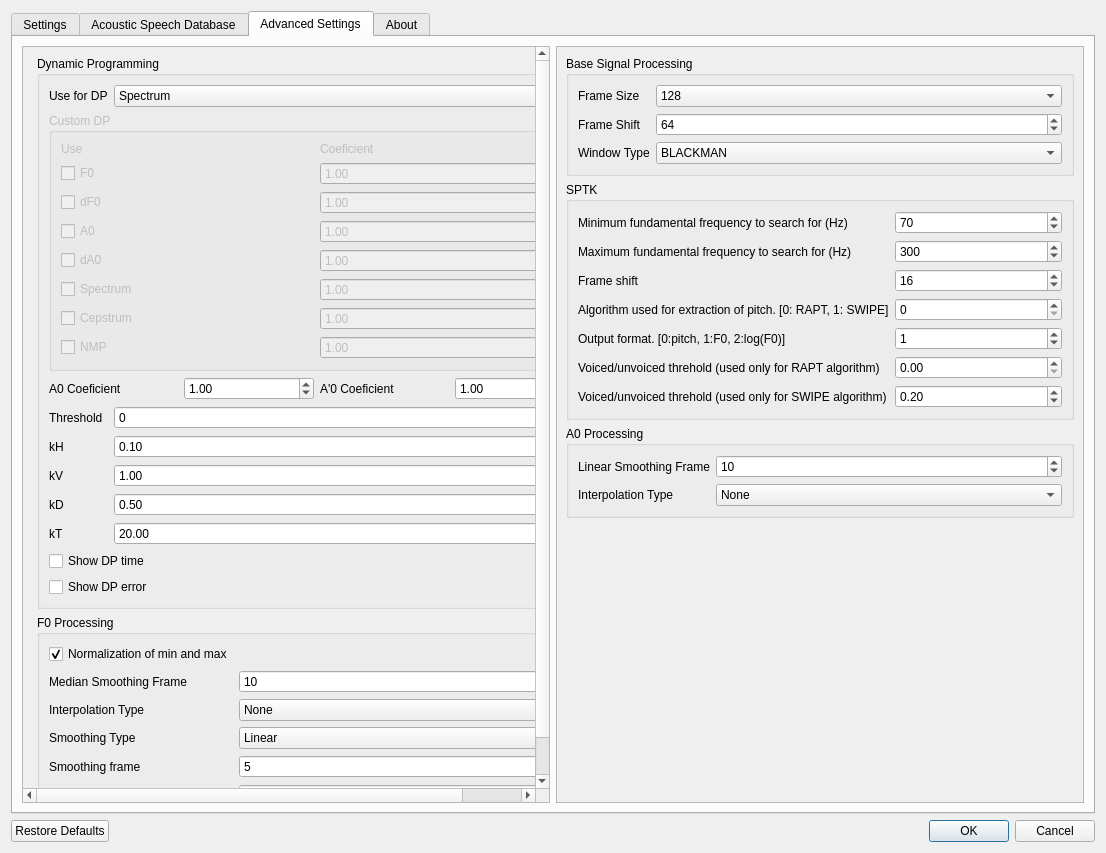
Above: settingsdialog.ui from zhitko/inton-trainer before the change. Below: the same form after it.
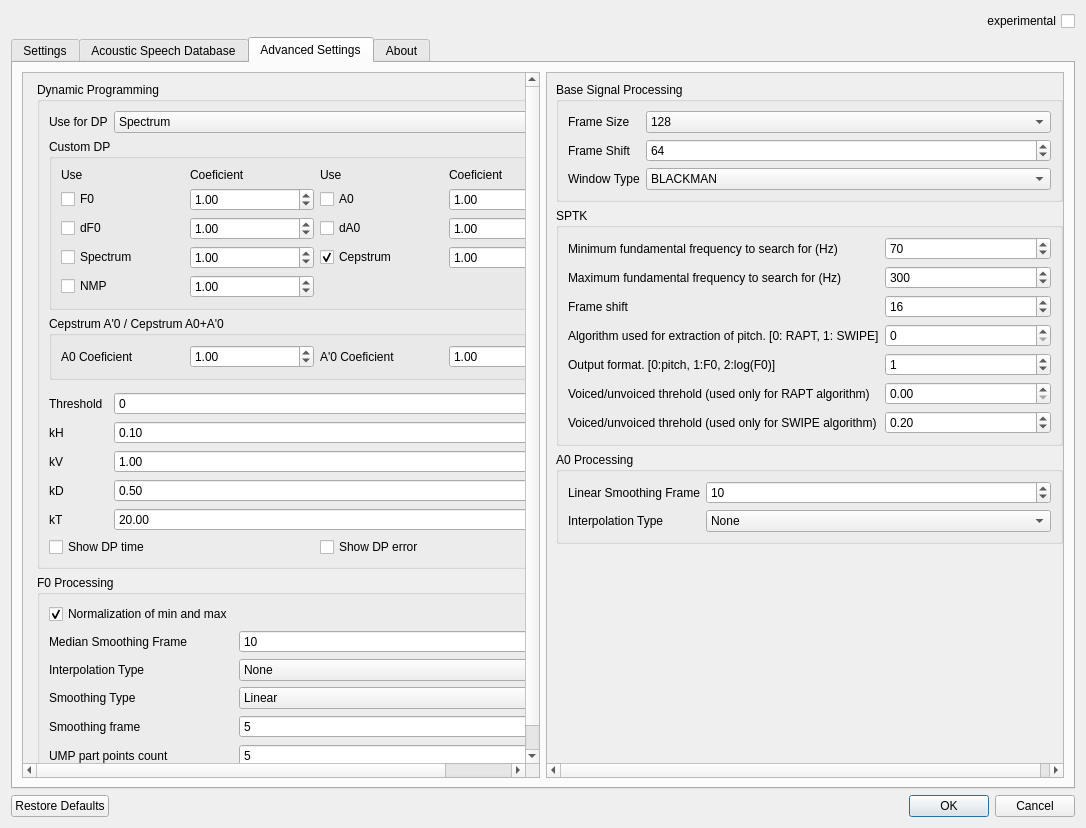
That is the form after the change. The open tabs and pages were chosen to show the change. Icons and pictures are not drawn.

Diff of the .ui file:
```diff
--- a/settingsdialog.ui
+++ b/settingsdialog.ui
@@ -6,8 +6,8 @@
    <rect>
     <x>0</x>
     <y>0</y>
-    <width>1106</width>
-    <height>853</height>
+    <width>1086</width>
+    <height>828</height>
    </rect>
   </property>
   <property name="sizePolicy">
@@ -24,6 +24,19 @@
     <normaloff>:/icons/icons/settings-26.png</normaloff>:/icons/icons/settings-26.png</iconset>
   </property>
   <layout class="QVBoxLayout" name="verticalLayout">
+   <item>
+    <widget class="QCheckBox" name="checkBox_8">
+     <property name="layoutDirection">
+      <enum>Qt::RightToLeft</enum>
+     </property>
+     <property name="text">
+      <string>experimental</string>
+     </property>
+     <property name="checked">
+      <bool>false</bool>
+     </property>
+    </widget>
+   </item>
    <item>
     <widget class="QTabWidget" name="tabWidget">
      <property name="enabled">
@@ -52,19 +65,6 @@
        <string>Settings</string>
       </attribute>
       <layout class="QVBoxLayout" name="verticalLayout_6">
-       <item>
-        <widget class="QCheckBox" name="checkBox_8">
-         <property name="layoutDirection">
-          <enum>Qt::RightToLeft</enum>
-         </property>
-         <property name="text">
-          <string>advanced</string>
-         </property>
-         <property name="checked">
-          <bool>false</bool>
-         </property>
-        </widget>
-       </item>
        <item>
         <widget class="QGroupBox" name="groupBox">
          <property name="sizePolicy">
@@ -249,6 +249,13 @@
           <string>Display</string>
          </property>
          <layout class="QGridLayout" name="gridLayout_3">
+          <item row="1" column="0">
+           <widget class="QCheckBox" name="showPlane">
+            <property name="text">
+             <string>Show  phase  plane</string>
+            </property>
+           </widget>
+          </item>
           <item row="0" column="0">
            <widget class="QCheckBox" name="showPortr">
             <property name="text">
@@ -259,20 +266,6 @@
             </property>
            </widget>
           </item>
-          <item row="1" column="2">
-           <widget class="QCheckBox" name="showDerivativeF0">
-            <property name="text">
-             <string>Show derivative F0</string>
-            </property>
-           </widget>
-          </item>
-          <item row="1" column="1">
-           <widget class="QCheckBox" name="showOriginalF0">
-            <property name="text">
-             <string>Show original F0</string>
-            </property>
-           </widget>
-          </item>
           <item row="0" column="2">
            <widget class="QCheckBox" name="showF0">
             <property name="text">
@@ -283,20 +276,10 @@
             </property>
            </widget>
           </item>
-          <item row="2" column="2">
-           <widget class="QCheckBox" name="showMeanValueUMP">
+          <item row="1" column="1">
+           <widget class="QCheckBox" name="showOriginalF0">
             <property name="text">
-             <string>Show mean value UMP</string>
-            </property>
-            <property name="checked">
-             <bool>true</bool>
-            </property>
-           </widget>
-          </item>
-          <item row="1" column="0">
-           <widget class="QCheckBox" name="showPlane">
-            <property name="text">
-             <string>Show  phase  plane</string>
+             <string>Show original F0</string>
             </property>
            </widget>
           </item>
@@ -310,7 +293,24 @@
             </property>
            </widget>
           </item>
-          <item row="3" column="2">
+          <item row="1" column="2">
+           <widget class="QCheckBox" name="showDerivativeF0">
+            <property name="text">
+             <string>Show derivative F0</string>
+            </property>
+           </widget>
+          </item>
+          <item row="0" column="3">
+           <widget class="QCheckBox" name="showMeanValueUMP">
+            <property name="text">
+             <string>Show mean value UMP</string>
+            </property>
+            <property name="checked">
+             <bool>true</bool>
+            </property>
+           </widget>
+          </item>
+          <item row="1" column="3">
            <widget class="QCheckBox" name="showCenterGravityUMP">
             <property name="text">
              <string>Show Center gravity UMP</string>
@@ -320,6 +320,13 @@
             </property>
            </widget>
           </item>
+          <item row="2" column="3">
+           <widget class="QCheckBox" name="showThresholds">
+            <property name="text">
+             <string>Show Thresholds</string>
+            </property>
+           </widget>
+          </item>
          </layout>
         </widget>
        </item>
@@ -336,14 +343,14 @@
             </property>
            </widget>
           </item>
-          <item row="2" column="0">
+          <item row="1" column="0">
            <widget class="QLabel" name="label_34">
             <property name="text">
              <string>Auto Marking Type</string>
             </property>
            </widget>
           </item>
-          <item row="2" column="1">
+          <item row="1" column="1">
            <widget class="QComboBox" name="markoutType">
             <property name="currentIndex">
              <number>3</number>
@@ -375,7 +382,7 @@
             </item>
            </widget>
           </item>
-          <item row="6" column="0" colspan="2">
+          <item row="2" column="0" colspan="2">
            <layout class="QGridLayout" name="gridLayout_5">
             <item row="0" column="0">
              <widget class="QGroupBox" name="automarkingA0">
@@ -486,7 +493,7 @@
           <enum>Qt::Vertical</enum>
          </property>
          <property name="sizeType">
-          <enum>QSizePolicy::Preferred</enum>
+          <enum>QSizePolicy::Expanding</enum>
          </property>
          <property name="sizeHint" stdset="0">
           <size>
@@ -522,6 +529,12 @@
       <layout class="QHBoxLayout" name="horizontalLayout">
        <item>
         <widget class="QScrollArea" name="scrollArea">
+         <property name="sizePolicy">
+          <sizepolicy hsizetype="Minimum" vsizetype="Expanding">
+           <horstretch>0</horstretch>
+           <verstretch>0</verstretch>
+          </sizepolicy>
+         </property>
          <property name="horizontalScrollBarPolicy">
           <enum>Qt::ScrollBarAsNeeded</enum>
          </property>
@@ -537,7 +550,7 @@
             <x>0</x>
             <y>0</y>
             <width>520</width>
-            <height>789</height>
+            <height>732</height>
            </rect>
           </property>
           <layout class="QHBoxLayout" name="horizontalLayout_2">
@@ -548,6 +561,12 @@
              </property>
              <item>
               <widget class="QGroupBox" name="groupBox_11">
+               <property name="sizePolicy">
+                <sizepolicy hsizetype="Minimum" vsizetype="Minimum">
+                 <horstretch>0</horstretch>
+                 <verstretch>0</verstretch>
+                </sizepolicy>
+               </property>
                <property name="title">
                 <string>Dynamic Programming</string>
                </property>
@@ -589,6 +608,16 @@
                     <string>Cepstrum A0+A'0</string>
                    </property>
                   </item>
+                  <item>
+                   <property name="text">
+                    <string>Cepstrum NMP</string>
+                   </property>
+                  </item>
+                  <item>
+                   <property name="text">
+                    <string>Cepstrum NMP+A0</string>
+                   </property>
+                  </item>
                   <item>
                    <property name="text">
                     <string>Custom DP</string>
@@ -596,59 +625,232 @@
                   </item>
                  </widget>
                 </item>
+                <item row="1" column="0" colspan="2">
+                 <widget class="QGroupBox" name="custom_dp_groupbox">
+                  <property name="enabled">
+                   <bool>true</bool>
+                  </property>
+                  <property name="title">
+                   <string>Custom DP</string>
+                  </property>
+                  <layout class="QGridLayout" name="gridLayout_4">
+                   <item row="1" column="0">
+                    <widget class="QCheckBox" name="custom_dp_use_f0">
+                     <property name="text">
+                      <string>F0</string>
+                     </property>
+                    </widget>
+                   </item>
+                   <item row="3" column="1">
+                    <widget class="QDoubleSpinBox" name="custom_dp_coef_spectrum">
+                     <property name="value">
+                      <double>1.000000000000000</double>
+                     </property>
+                    </widget>
+                   </item>
+                   <item row="0" column="1">
+                    <widget class="QLabel" name="label_28">
+                     <property name="text">
+                      <string>Coeficient</string>
+                     </property>
+                    </widget>
+                   </item>
+                   <item row="3" column="0">
+                    <widget class="QCheckBox" name="custom_dp_use_spectrum">
+                     <property name="text">
+                      <string>Spectrum</string>
+                     </property>
+                    </widget>
+                   </item>
+                   <item row="1" column="2">
+                    <widget class="QCheckBox" name="custom_dp_use_a0">
+                     <property name="text">
+                      <string>A0</string>
+                     </property>
+                    </widget>
+                   </item>
+                   <item row="0" column="0">
+                    <widget class="QLabel" name="label_27">
+                     <property name="text">
+                      <string>Use</string>
+                     </property>
+                    </widget>
+                   </item>
+                   <item row="4" column="1">
+                    <widget class="QDoubleSpinBox" name="custom_dp_coef_nmp">
+                     <property name="value">
+                      <double>1.000000000000000</double>
+                     </property>
+                    </widget>
+                   </item>
+                   <item row="2" column="0">
+                    <widget class="QCheckBox" name="custom_dp_use_df0">
+                     <property name="text">
+                      <string>dF0</string>
+                     </property>
+                    </widget>
+                   </item>
+                   <item row="4" column="0">
+                    <widget class="QCheckBox" name="custom_dp_use_nmp">
+                     <property name="text">
+                      <string>NMP</string>
+                     </property>
+                    </widget>
+                   </item>
+                   <item row="0" column="3">
+                    <widget class="QLabel" name="label_41">
+                     <property name="text">
+                      <string>Coeficient</string>
+                     </property>
+                    </widget>
+                   </item>
+                   <item row="1" column="1">
+                    <widget class="QDoubleSpinBox" name="custom_dp_coef_f0">
+                     <property name="value">
+                      <double>1.000000000000000</double>
+                     </property>
+                    </widget>
+                   </item>
+                   <item row="2" column="1">
+                    <widget class="QDoubleSpinBox" name="custom_dp_coef_df0">
+                     <property name="value">
+                      <double>1.000000000000000</double>
+                     </property>
+                    </widget>
+                   </item>
+                   <item row="1" column="3">
+                    <widget class="QDoubleSpinBox" name="custom_dp_coef_a0">
+                     <property name="value">
+                      <double>1.000000000000000</double>
+                     </property>
+                    </widget>
+                   </item>
+                   <item row="3" column="2">
+                    <widget class="QCheckBox" name="custom_dp_use_cepstrum">
+                     <property name="text">
+                      <string>Cepstrum</string>
+                     </property>
+                     <property name="checked">
+                      <bool>true</bool>
+                     </property>
+                    </widget>
+                   </item>
+                   <item row="2" column="2">
+                    <widget class="QCheckBox" name="custom_dp_use_da0">
+                     <property name="text">
+                      <string>dA0</string>
+                     </property>
+                    </widget>
+                   </item>
+                   <item row="3" column="3">
+                    <widget class="QDoubleSpinBox" name="custom_dp_coef_cepstrum">
+                     <property name="value">
+                      <double>1.000000000000000</double>
+                     </property>
+                    </widget>
+                   </item>
+                   <item row="2" column="3">
+                    <widget class="QDoubleSpinBox" name="custom_dp_coef_da0">
+                     <property name="value">
+                      <double>1.000000000000000</double>
+                     </property>
+                    </widget>
+                   </item>
+                   <item row="0" column="2">
+                    <widget class="QLabel" name="label_39">
+                     <property name="text">
+                      <string>Use</string>
+                     </property>
+                    </widget>
+                   </item>
+                  </layout>
+                 </widget>
+                </item>
+                <item row="2" column="0" colspan="2">
+                 <widget class="QGroupBox" name="a0_dp_groupbox_3">
+                  <property name="title">
+                   <string>Cepstrum A'0 / Cepstrum A0+A'0</string>
+                  </property>
+                  <property name="flat">
+                   <bool>false</bool>
+                  </property>
+                  <property name="checkable">
+                   <bool>false</bool>
+                  </property>
+                  <layout class="QGridLayout" name="gridLayout_2">
+                   <item row="0" column="2">
+                    <widget class="QLabel" name="label_43">
+                     <property name="text">
+                      <string>A'0 Coeficient</string>
+                     </property>
+                    </widget>
+                   </item>
+                   <item row="0" column="3">
+                    <widget class="QDoubleSpinBox" name="dpDA0Coeficient">
+                     <property name="value">
+                      <double>1.000000000000000</double>
+                     </property>
+                    </widget>
+                   </item>
+                   <item row="0" column="0">
+                    <widget class="QLabel" name="label_42">
+                     <property name="text">
+                      <string>A0 Coeficient</string>
+                     </property>
+                    </widget>
+                   </item>
+                   <item row="0" column="1">
+                    <widget class="QDoubleSpinBox" name="dpA0Coeficient">
+                     <property name="value">
+                      <double>1.000000000000000</double>
+                     </property>
+                    </widget>
+                   </item>
+                  </layout>
+                 </widget>
+                </item>
                 <item row="3" column="0">
+                 <widget class="QWidget" name="widget" native="true"/>
+                </item>
+                <item row="4" column="0">
                  <widget class="QLabel" name="label_29">
                   <property name="text">
                    <string>Threshold</string>
                   </property>
                  </widget>
                 </item>
-                <item row="3" column="1">
+                <item row="4" column="1">
                  <widget class="QSpinBox" name="continiusDpLimit">
                   <property name="maximum">
                    <number>9999</number>
                   </property>
                  </widget>
                 </item>
-                <item row="4" column="0">
+                <item row="5" column="0">
                  <widget class="QLabel" name="label_30">
                   <property name="text">
                    <string>kH</string>
                   </property>
                  </widget>
                 </item>
-                <item row="5" column="0">
+                <item row="5" column="1">
+                 <widget class="QDoubleSpinBox" name="continiusDpKH">
+                  <property name="singleStep">
+                   <double>0.100000000000000</double>
+                  </property>
+                  <property name="value">
+                   <double>0.100000000000000</double>
+                  </property>
+                 </widget>
+                </item>
+                <item row="6" column="0">
                  <widget class="QLabel" name="label_31">
                   <property name="text">
                    <string>kV</string>
                   </property>
                  </widget>
                 </item>
-                <item row="6" column="0">
-                 <widget class="QLabel" name="label_32">
-                  <property name="text">
-                   <string>kD</string>
-                  </property>
-                 </widget>
-                </item>
-                <item row="7" column="0">
-                 <widget class="QLabel" name="label_33">
-                  <property name="text">
-                   <string>kT</string>
-                  </property>
-                 </widget>
-                </item>
-                <item row="4" column="1">
-                 <widget class="QDoubleSpinBox" name="continiusDpKH">
-                  <property name="singleStep">
-                   <double>0.100000000000000</double>
-                  </property>
-                  <property name="value">
-                   <double>0.100000000000000</double>
-                  </property>
-                 </widget>
-                </item>
-                <item row="5" column="1">
+                <item row="6" column="1">
                  <widget class="QDoubleSpinBox" name="continiusDpKV">
                   <property name="singleStep">
                    <double>0.100000000000000</double>
@@ -658,7 +860,14 @@
                   </property>
                  </widget>
                 </item>
-                <item row="6" column="1">
+                <item row="7" column="0">
+                 <widget class="QLabel" name="label_32">
+                  <property name="text">
+                   <string>kD</string>
+                  </property>
+                 </widget>
+                </item>
+                <item row="7" column="1">
                  <widget class="QDoubleSpinBox" name="continiusDpKD">
                   <property name="singleStep">
                    <double>0.100000000000000</double>
@@ -668,14 +877,21 @@
                   </property>
                  </widget>
                 </item>
-                <item row="7" column="1">
+                <item row="8" column="0">
+                 <widget class="QLabel" name="label_33">
+                  <property name="text">
+                   <string>kT</string>
+                  </property>
+                 </widget>
+                </item>
+                <item row="8" column="1">
                  <widget class="QDoubleSpinBox" name="continiusDpKT">
                   <property name="value">
                    <double>20.000000000000000</double>
                   </property>
                  </widget>
                 </item>
-                <item row="8" column="0" colspan="2">
+                <item row="9" column="0" colspan="2">
                  <layout class="QGridLayout" name="gridLayout">
                   <item row="0" column="0">
                    <widget class="QCheckBox" name="showTime">
@@ -687,7 +903,7 @@
                     </property>
                    </widget>
                   </item>
-                  <item row="1" column="0">
+                  <item row="0" column="1">
                    <widget class="QCheckBox" name="showError">
                     <property name="text">
                      <string>Show DP error</string>
@@ -699,162 +915,6 @@
                   </item>
                  </layout>
                 </item>
-                <item row="2" column="0" colspan="2">
-                 <layout class="QGridLayout" name="gridLayout_2">
-                  <item row="1" column="3">
-                   <widget class="QDoubleSpinBox" name="dpDA0Coeficient">
-                    <property name="value">
-                     <double>1.000000000000000</double>
-                    </property>
-                   </widget>
-                  </item>
-                  <item row="1" column="0">
-                   <widget class="QLabel" name="label_8">
-                    <property name="text">
-                     <string>A0 Coeficient</string>
-                    </property>
-                   </widget>
-                  </item>
-                  <item row="1" column="1">
-                   <widget class="QDoubleSpinBox" name="dpA0Coeficient">
-                    <property name="value">
-                     <double>1.000000000000000</double>
-                    </property>
-                   </widget>
-                  </item>
-                  <item row="1" column="2">
-                   <widget class="QLabel" name="label_24">
-                    <property name="text">
-                     <string>A'0 Coeficient</string>
-                    </property>
-                   </widget>
-                  </item>
-                 </layout>
-                </item>
-                <item row="1" column="0" colspan="2">
-                 <widget class="QGroupBox" name="groupBox_8">
-                  <property name="enabled">
-                   <bool>false</bool>
-                  </property>
-                  <property name="title">
-                   <string>Custom DP</string>
-                  </property>
-                  <layout class="QGridLayout" name="gridLayout_4">
-                   <item row="2" column="0">
-                    <widget class="QCheckBox" name="checkBox_2">
-                     <property name="text">
-                      <string>dF0</string>
-                     </property>
-                    </widget>
-                   </item>
-                   <item row="3" column="0">
-                    <widget class="QCheckBox" name="checkBox_3">
-                     <property name="text">
-                      <string>A0</string>
-                     </property>
-                    </widget>
-                   </item>
-                   <item row="7" column="0">
-                    <widget class="QCheckBox" name="checkBox_7">
-                     <property name="text">
-                      <string>NMP</string>
-                     </property>
-                    </widget>
-                   </item>
-                   <item row="4" column="0">
-                    <widget class="QCheckBox" name="checkBox_4">
-                     <property name="text">
-                      <string>dA0</string>
-                     </property>
-                    </widget>
-                   </item>
-                   <item row="1" column="0">
-                    <widget class="QCheckBox" name="checkBox">
-                     <property name="text">
-                      <string>F0</string>
-                     </property>
-                    </widget>
-                   </item>
-                   <item row="0" column="0">
-                    <widget class="QLabel" name="label_27">
-                     <property name="text">
-                      <string>Use</string>
-                     </property>
-                    </widget>
-                   </item>
-                   <item row="6" column="0">
-                    <widget class="QCheckBox" name="checkBox_6">
-                     <property name="text">
-                      <string>Cepstrum</string>
-                     </property>
-                    </widget>
-                   </item>
-                   <item row="5" column="0">
-                    <widget class="QCheckBox" name="checkBox_5">
-                     <property name="text">
-                      <string>Spectrum</string>
-                     </property>
-                    </widget>
-                   </item>
-                   <item row="0" column="1">
-                    <widget class="QLabel" name="label_28">
-                     <property name="text">
-                      <string>Coeficient</string>
-                     </property>
-                    </widget>
-                   </item>
-                   <item row="1" column="1">
-                    <widget class="QDoubleSpinBox" name="doubleSpinBox">
-                     <property name="value">
-                      <double>1.000000000000000</double>
-                     </property>
-                    </widget>
-                   </item>
-                   <item row="2" column="1">
-                    <widget class="QDoubleSpinBox" name="doubleSpinBox_2">
-                     <property name="value">
-                      <double>1.000000000000000</double>
-                     </property>
-                    </widget>
-                   </item>
-                   <item row="3" column="1">
-                    <widget class="QDoubleSpinBox" name="doubleSpinBox_3">
-                     <property name="value">
-                      <double>1.000000000000000</double>
-                     </property>
-                    </widget>
-                   </item>
-                   <item row="4" column="1">
-                    <widget class="QDoubleSpinBox" name="doubleSpinBox_4">
-                     <property name="value">
-                      <double>1.000000000000000</double>
-                     </property>
-                    </widget>
-                   </item>
-                   <item row="5" column="1">
-                    <widget class="QDoubleSpinBox" name="doubleSpinBox_5">
-                     <property name="value">
-                      <double>1.000000000000000</double>
-                     </property>
-                    </widget>
-                   </item>
-                   <item row="6" column="1">
-                    <widget class="QDoubleSpinBox" name="doubleSpinBox_6">
-                     <property name="value">
-                      <double>1.000000000000000</double>
-                     </property>
-                    </widget>
-                   </item>
-                   <item row="7" column="1">
-                    <widget class="QDoubleSpinBox" name="doubleSpinBox_7">
-                     <property name="value">
-                      <double>1.000000000000000</double>
-                     </property>
-                    </widget>
-                   </item>
-                  </layout>
-                 </widget>
-                </item>
                </layout>
               </widget>
              </item>
@@ -1027,6 +1087,12 @@
        </item>
        <item>
         <widget class="QScrollArea" name="scrollArea_2">
+         <property name="sizePolicy">
+          <sizepolicy hsizetype="Minimum" vsizetype="Expanding">
+           <horstretch>0</horstretch>
+           <verstretch>0</verstretch>
+          </sizepolicy>
+         </property>
          <property name="widgetResizable">
           <bool>true</bool>
          </property>
@@ -1035,8 +1101,8 @@
            <rect>
             <x>0</x>
             <y>0</y>
-            <width>528</width>
-            <height>761</height>
+            <width>518</width>
+            <height>711</height>
            </rect>
           </property>
           <layout class="QHBoxLayout" name="horizontalLayout_3">
@@ -1206,14 +1272,14 @@
                 <string>SPTK</string>
                </property>
                <layout class="QFormLayout" name="formLayout_4">
-                <item row="1" column="0">
+                <item row="0" column="0">
                  <widget class="QLabel" name="label_5">
                   <property name="text">
                    <string>Minimum fundamental frequency to search for (Hz)</string>
                   </property>
                  </widget>
                 </item>
-                <item row="1" column="1">
+                <item row="0" column="1">
                  <widget class="QSpinBox" name="pitchMinFreqSpin">
                   <property name="maximum">
                    <number>65536</number>
@@ -1223,14 +1289,14 @@
                   </property>
                  </widget>
                 </item>
-                <item row="2" column="0">
+                <item row="1" column="0">
                  <widget class="QLabel" name="label_6">
                   <property name="text">
                    <string>Maximum fundamental frequency to search for (Hz)</string>
                   </property>
                  </widget>
                 </item>
-                <item row="2" column="1">
+                <item row="1" column="1">
                  <widget class="QSpinBox" name="pitchMaxFreqSpin">
                   <property name="maximum">
                    <number>65536</number>
@@ -1243,14 +1309,14 @@
                   </property>
                  </widget>
                 </item>
-                <item row="3" column="0">
+                <item row="2" column="0">
                  <widget class="QLabel" name="label_11">
                   <property name="text">
                    <string>Frame shift</string>
                   </property>
                  </widget>
                 </item>
-                <item row="3" column="1">
+                <item row="2" column="1">
                  <widget class="QSpinBox" name="pitchFrameShoftSpin">
                   <property name="maximum">
                    <number>65536</number>
@@ -1260,28 +1326,28 @@
                   </property>
                  </widget>
                 </item>
-                <item row="4" column="0">
+                <item row="3" column="0">
                  <widget class="QLabel" name="label_12">
                   <property name="text">
                    <string>Algorithm used for extraction of pitch. [0: RAPT, 1: SWIPE]</string>
                   </property>
                  </widget>
                 </item>
-                <item row="4" column="1">
+                <item row="3" column="1">
                  <widget class="QSpinBox" name="pitchATypeSpin">
                   <property name="maximum">
                    <number>1</number>
                   </property>
                  </widget>
                 </item>
-                <item row="5" column="0">
+                <item row="4" column="0">
                  <widget class="QLabel" name="label_13">
                   <property name="text">
                    <string>Output format. [0:pitch, 1:F0, 2:log(F0)]</string>
                   </property>
                  </widget>
                 </item>
-                <item row="5" column="1">
+                <item row="4" column="1">
                  <widget class="QSpinBox" name="pitchOTypeSpin">
                   <property name="maximum">
                    <number>2</number>
@@ -1291,24 +1357,24 @@
                   </property>
                  </widget>
                 </item>
-                <item row="6" column="0">
+                <item row="5" column="0">
                  <widget class="QLabel" name="label_14">
                   <property name="text">
                    <string>Voiced/unvoiced threhold (used only for RAPT algorithm)</string>
                   </property>
                  </widget>
                 </item>
-                <item row="6" column="1">
+                <item row="5" column="1">
                  <widget class="QDoubleSpinBox" name="pitchThreshRaptSpin"/>
                 </item>
-                <item row="7" column="0">
+                <item row="6" column="0">
                  <widget class="QLabel" name="label_15">
                   <property name="text">
                    <string>Voiced/unvoiced threhold (used only for SWIPE algorithm)</string>
                   </property>
                  </widget>
                 </item>
-                <item row="7" column="1">
+                <item row="6" column="1">
                  <widget class="QDoubleSpinBox" name="pitchThreshSwipeSpin">
                   <property name="decimals">
                    <number>2</number>
```
